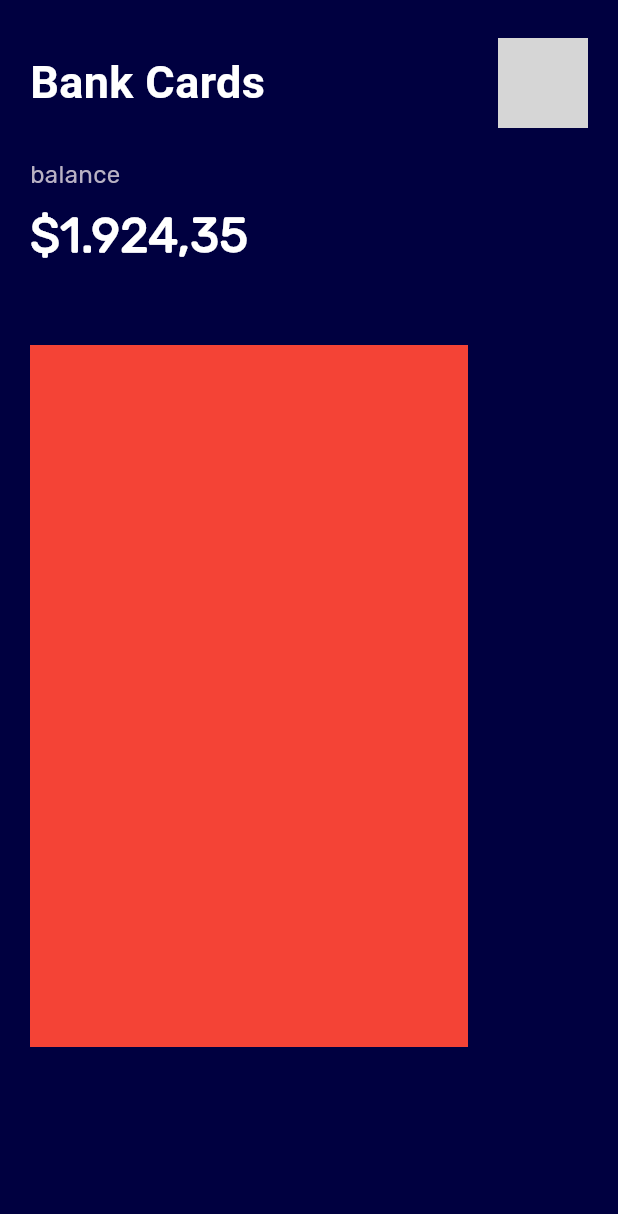
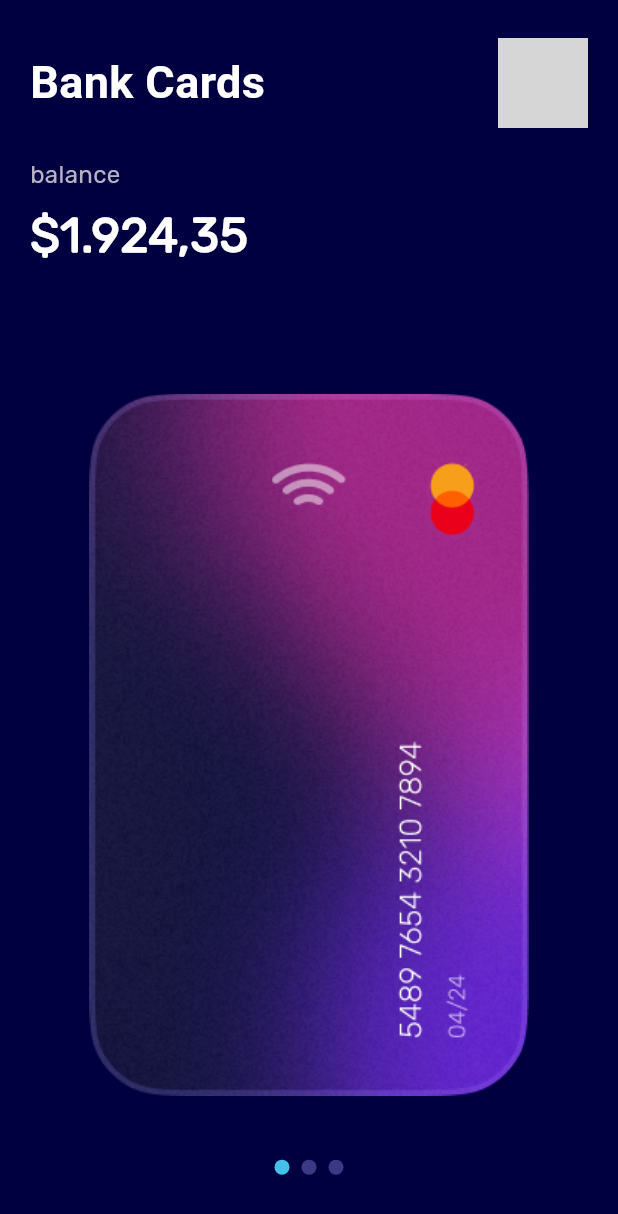
Before and after one commit to SyedSamad7/Banklyze-app, a Flutter app: the BankCardScreen screen opened directly, on a phone screen of 412 x 824 dp. Shown: the top 1214 px of the screen. Run offline on Flutter 3.47's test engine with Material 3 defaults, Android fonts, the phone set to English and light mode, and no system bars; drawn by our look-alikes of carousel_slider, smooth_page_indicator; our stand-ins replace fl_chart, flutter_svg; network calls fail; Roboto replaces fonts that are missing (robik); grey boxes are pictures that could not be loaded.

Commit message:
banklyze app design complete

```diff
--- a/lib/screens/bank_card_screen.dart
+++ b/lib/screens/bank_card_screen.dart
@@ -1,14 +1,26 @@
+import 'package:carousel_slider/carousel_slider.dart';
 import 'package:flutter/material.dart';
+import 'package:smooth_page_indicator/smooth_page_indicator.dart';
 
-class BankCardScreen extends StatelessWidget {
+class BankCardScreen extends StatefulWidget {
   const BankCardScreen({super.key});
 
+  @override
+  State<BankCardScreen> createState() => _BankCardScreenState();
+}
+
+class _BankCardScreenState extends State<BankCardScreen> {
+  final CarouselSliderController _carouselController =
+      CarouselSliderController();
+  int activeIndex = 0;
   @override
   Widget build(BuildContext context) {
     return SafeArea(
         child: Scaffold(
       body: SingleChildScrollView(
-        child: Padding(
+        child: Column(
+          children: [
+            Padding(
               padding: const EdgeInsets.only(left: 20, right: 20, top: 25),
               child: Column(
                 crossAxisAlignment: CrossAxisAlignment.start,
@@ -59,17 +71,59 @@ class BankCardScreen extends StatelessWidget {
                         fontWeight: FontWeight.bold),
                   ),
                   const SizedBox(
-                height: 50,
+                    height: 40,
                   ),
-              Container(
-                width: 292,
-                height: 468,
-                color: Colors.red,
-              )
                 ],
               ),
+            ),
+            CarouselSlider.builder(
+              carouselController: _carouselController,
+              itemCount: images.length,
+              options: CarouselOptions(
+                viewportFraction: 1,
+                aspectRatio: 73 / 98,
+                initialPage: 0,
+                enableInfiniteScroll: false,
+                onPageChanged: (index, reason) {
+                  setState(() {
+                    activeIndex = index;
+                  });
+                },
+              ),
+              itemBuilder: (context, index, realIndex) {
+                return GestureDetector(
+                  onTap: () => Navigator.pop(context),
+                  child: Container(
+                    decoration: BoxDecoration(
+                        image:
+                            DecorationImage(image: AssetImage(images[index]))),
+                  ),
+                );
+              },
+            ),
+            AnimatedSmoothIndicator(
+              count: 3, // Set count to 3
+
+              effect: const WormEffect(
+                dotHeight: 10,
+                dotWidth: 10,
+                activeDotColor: Color(0xff46c0eb),
+                dotColor: Color(0xff3a3a84),
+              ),
+              activeIndex: activeIndex,
+            ),
+          ],
         ),
       ),
     ));
   }
 }
+
+List<String> images = [
+  'assets/images/varticalPinkCard.png',
+  'assets/images/varticalGreenCard.png',
+  'assets/images/varticalPinkCard.png',
+  'assets/images/varticalGreenCard.png',
+  'assets/images/varticalPinkCard.png',
+  'assets/images/varticalGreenCard.png',
+];
--- a/lib/screens/home_screen.dart
+++ b/lib/screens/home_screen.dart
@@ -29,7 +29,7 @@ class HomeScreen extends StatelessWidget {
                           crossAxisAlignment: CrossAxisAlignment.start,
                           children: [
                             Text(
-                              'Hallo',
+                              'Hello',
                               style: TextStyle(
                                   fontFamily: 'robik',
                                   color: Color(0xffFFFFFF),
--- a/pubspec.yaml
+++ b/pubspec.yaml
@@ -39,6 +39,7 @@ dependencies:
   fl_chart: ^0.69.0
   carousel_slider: ^5.0.0
   smooth_page_indicator: ^1.2.0+3
+  flutter_scene: ^0.0.1-dev.1
 
 dev_dependencies:
   flutter_test:
```
Also changed, not shown: pubspec.lock. Lines whose indentation alone changed are shown as unchanged.
